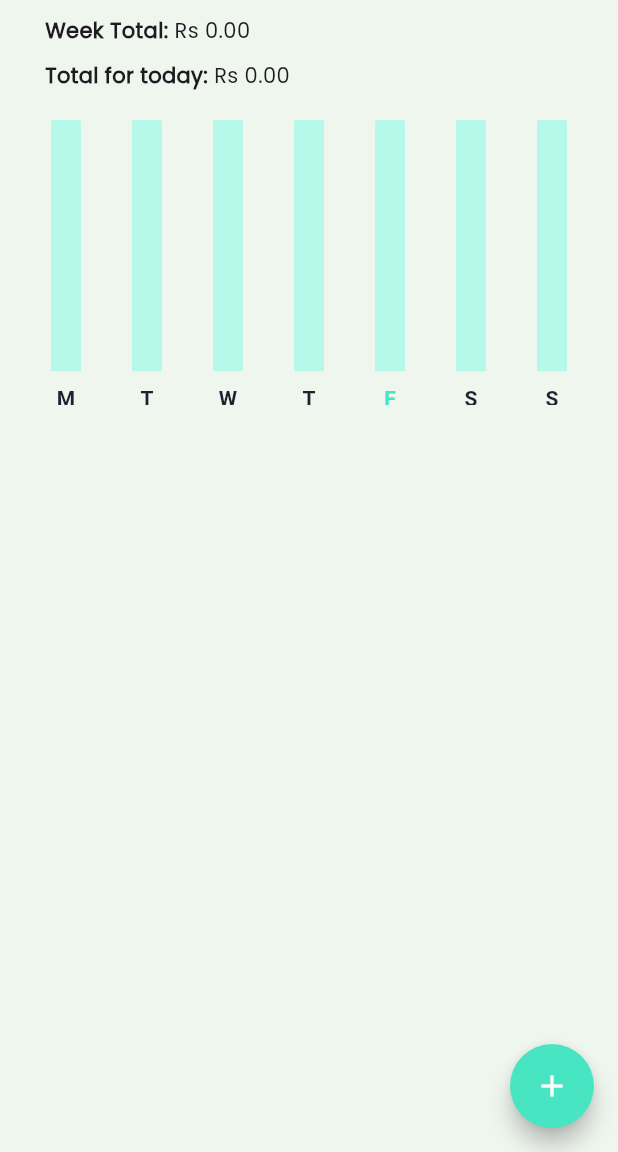
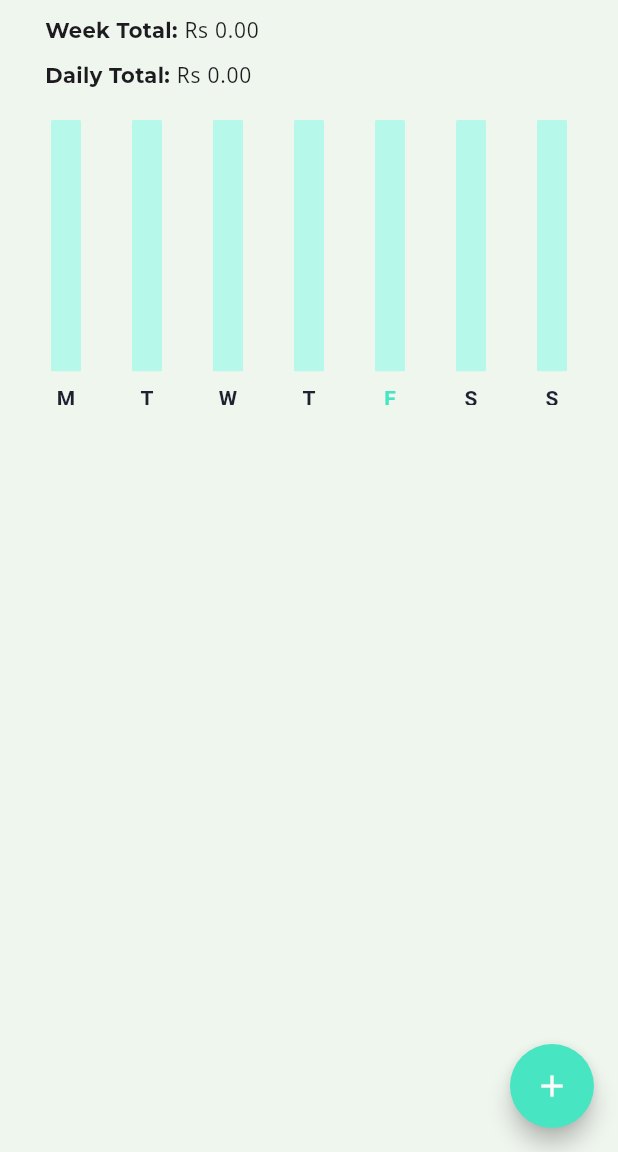
Before and after one commit to Cxde02/Daily-Cash--Expense-Tracker-App, a Flutter app: the screen it shows after launch, on a phone screen of 412 x 824 dp, the part 84-1236 px from its top. Run offline on Flutter 3.47's test engine with Material 3 defaults, Android fonts, the phone set to English and light mode, and no system bars; drawn by our look-alikes of fl_chart; our stand-ins replace flutter_slidable, google_fonts, hive, hive_flutter; accounts and stored records are empty.

Commit message:
Updated fonts and colours

```diff
--- a/lib/components/expense_summary.dart
+++ b/lib/components/expense_summary.dart
@@ -2,16 +2,17 @@ import 'package:flutter/material.dart';
 import 'package:flutter_application_1/bar%20graph/bar_graph.dart';
 import 'package:flutter_application_1/data/expense_data.dart';
 import 'package:flutter_application_1/datetime/date_time_helper.dart';
+import 'package:google_fonts/google_fonts.dart';
 import 'package:provider/provider.dart';
 
 class ExpenseSummary extends StatelessWidget {
   final DateTime startOfWeek;
+
   const ExpenseSummary({
-    super.key,
+    Key? key,
     required this.startOfWeek,
-  });
+  }) : super(key: key);
 
-  //calc max amount in bar graph
   double calculateMax(
     ExpenseData value,
     String monday,
@@ -20,7 +21,8 @@ class ExpenseSummary extends StatelessWidget {
     String thursday,
     String friday,
     String saturday,
-      String sunday) {
+    String sunday,
+  ) {
     double? max = 100;
 
     List<double> values = [
@@ -33,14 +35,11 @@ class ExpenseSummary extends StatelessWidget {
       value.calculateDailyExpenseSummary()[sunday] ?? 0,
     ];
 
-    //sort from smallest to largest
     values.sort();
-    //get largest amount and increase the cap to make graph look almost full
     max = values.last * 1.1;
     return max == 0 ? 100 : max;
   }
 
-  //calculate week total
   String calculateWeekTotal(
     ExpenseData value,
     String monday,
@@ -49,7 +48,8 @@ class ExpenseSummary extends StatelessWidget {
     String thursday,
     String friday,
     String saturday,
-      String sunday) {
+    String sunday,
+  ) {
     List<double> values = [
       value.calculateDailyExpenseSummary()[monday] ?? 0,
       value.calculateDailyExpenseSummary()[tuesday] ?? 0,
@@ -68,22 +68,13 @@ class ExpenseSummary extends StatelessWidget {
     return total.toStringAsFixed(2);
   }
 
-  //calc day total
-  String calculateDayTotal(ExpenseData value) {
-    Map<String, double> dailyExpenseSummary =
-        value.calculateDailyExpenseSummary();
-
-    double total = 0;
-    dailyExpenseSummary.forEach((day, expense) {
-      total += expense ?? 0;
-    });
-
-    return total.toStringAsFixed(2);
+  String calculateDailyTotal(ExpenseData value, String day) {
+    double amount = value.calculateDailyExpenseSummary()[day] ?? 0;
+    return amount.toStringAsFixed(2);
   }
 
   @override
   Widget build(BuildContext context) {
-    //get ddmmyyyy for each day of the week
     String monday =
         convertDateTimeToString(startOfWeek.add(const Duration(days: 0)));
     String tuesday =
@@ -102,41 +93,50 @@ class ExpenseSummary extends StatelessWidget {
     return Consumer<ExpenseData>(
       builder: (context, value, child) => Column(
         children: [
-          //Week total
           Padding(
             padding: const EdgeInsets.fromLTRB(30, 10, 0, 10),
             child: Row(
               children: [
-                const Text(
+                Text(
                   'Week Total: ',
                   style: TextStyle(
-                      fontWeight: FontWeight.bold, fontFamily: 'Poppins'),
+                    fontWeight: FontWeight.bold,
+                    fontFamily: GoogleFonts.montserrat().fontFamily,
+                  ),
                 ),
                 Text(
                   'Rs ${calculateWeekTotal(value, monday, tuesday, wednesday, thursday, friday, saturday, sunday)}',
-                  style: TextStyle(fontFamily: 'Poppins'),
+                  style: TextStyle(
+                      fontFamily: GoogleFonts.openSans().fontFamily,
+                      fontWeight: FontWeight.normal,
+                      letterSpacing: 0.5),
                 ),
               ],
             ),
           ),
+          // Daily Total
           Padding(
             padding: const EdgeInsets.fromLTRB(30, 0, 0, 10),
             child: Row(
               children: [
-                const Text(
-                  'Total for today: ',
+                Text(
+                  'Daily Total: ',
                   style: TextStyle(
-                      fontWeight: FontWeight.bold, fontFamily: 'Poppins'),
+                    fontWeight: FontWeight.bold,
+                    fontFamily: GoogleFonts.montserrat().fontFamily,
+                  ),
                 ),
                 Text(
-                  'Rs ${calculateDayTotal(value)}',
-                  style: TextStyle(fontFamily: 'Poppins'),
+                  'Rs ${calculateDailyTotal(value, convertDateTimeToString(DateTime.now()))}',
+                  style: TextStyle(
+                      fontFamily: GoogleFonts.openSans().fontFamily,
+                      fontWeight: FontWeight.normal,
+                      letterSpacing: 0.5),
                 ),
               ],
             ),
           ),
 
-          //bar graph
           SizedBox(
             height: 200,
             child: MyBarGraph(
--- a/lib/components/expense_tile.dart
+++ b/lib/components/expense_tile.dart
@@ -1,6 +1,7 @@
 import 'package:flutter/material.dart';
 import 'package:flutter_application_1/colors/themes.dart';
 import 'package:flutter_slidable/flutter_slidable.dart';
+import 'package:google_fonts/google_fonts.dart';
 import 'package:intl/intl.dart';
 
 class ExpenseTile extends StatelessWidget {
@@ -35,20 +36,23 @@ class ExpenseTile extends StatelessWidget {
         title: Text(
           name,
           style: TextStyle(
-              fontFamily: 'Poppins',
+              fontFamily: GoogleFonts.montserrat().fontFamily,
               fontWeight: FontWeight.w500,
               color: AppColors.textColor),
         ),
         subtitle: Text(
-          '${dateTime.day}-${DateFormat('MMM').format(dateTime)}-${dateTime.year}',
-          style: TextStyle(fontFamily: 'Poppins', fontSize: 11),
+          '${DateFormat('EEEE').format(dateTime)}, ${dateTime.day}-${DateFormat('MMM').format(dateTime)}-${dateTime.year}',
+          style: TextStyle(
+              fontFamily: GoogleFonts.barlow().fontFamily,
+              fontSize: 10,
+              color: Color.fromARGB(172, 29, 29, 29)),
         ),
         trailing: Text(
           'Rs $amount',
           style: TextStyle(
               fontFamily: 'Courier',
-              fontWeight: FontWeight.bold,
-              fontSize: 10.5),
+              fontWeight: FontWeight.w900,
+              fontSize: 11.5),
         ),
       ),
     );
```
Lines whose indentation alone changed are shown as unchanged.
